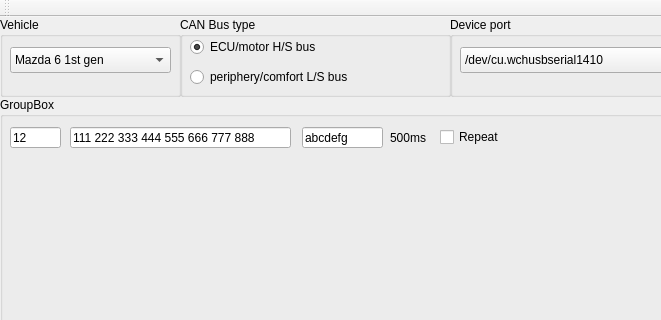
The window that mainwindow.ui (SergeyStaroletov/can-analysis-qt) describes before a commit, drawn with Qt 5; both pictures show x 0 to 661 and y 0 to 320 of the 1024 by 768 pixel window.
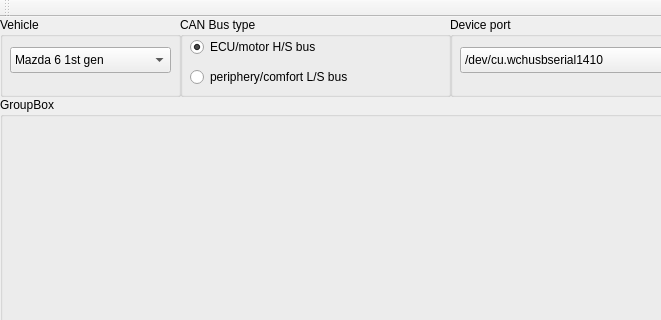
The same window after the commit.

Commit message: removed demo ui

```diff
--- a/mainwindow.ui
+++ b/mainwindow.ui
@@ -142,77 +142,6 @@
     <property name="title">
      <string>GroupBox</string>
     </property>
-    <widget class="QLineEdit" name="lineEdit">
-     <property name="geometry">
-      <rect>
-       <x>10</x>
-       <y>30</y>
-       <width>51</width>
-       <height>21</height>
-      </rect>
-     </property>
-     <property name="font">
-      <font>
-       <weight>50</weight>
-       <bold>false</bold>
-      </font>
-     </property>
-     <property name="text">
-      <string>12</string>
-     </property>
-    </widget>
-    <widget class="QLineEdit" name="lineEdit_2">
-     <property name="geometry">
-      <rect>
-       <x>70</x>
-       <y>30</y>
-       <width>221</width>
-       <height>21</height>
-      </rect>
-     </property>
-     <property name="text">
-      <string>111 222 333 444 555 666 777 888</string>
-     </property>
-    </widget>
-    <widget class="QLineEdit" name="lineEdit_3">
-     <property name="geometry">
-      <rect>
-       <x>302</x>
-       <y>30</y>
-       <width>81</width>
-       <height>21</height>
-      </rect>
-     </property>
-     <property name="text">
-      <string>abcdefg</string>
-     </property>
-    </widget>
-    <widget class="QLabel" name="label">
-     <property name="geometry">
-      <rect>
-       <x>390</x>
-       <y>33</y>
-       <width>51</width>
-       <height>16</height>
-      </rect>
-     </property>
-     <property name="text">
-      <string>500ms</string>
-     </property>
-    </widget>
-    <widget class="QCheckBox" name="checkBox_2">
-     <property name="geometry">
-      <rect>
-       <x>440</x>
-       <y>30</y>
-       <width>71</width>
-       <height>20</height>
-      </rect>
-     </property>
-     <property name="text">
-      <string>Repeat</string>
-     </property>
-    </widget>
    </widget>
    <widget class="QCheckBox" name="checkBox">
     <property name="geometry">
```
